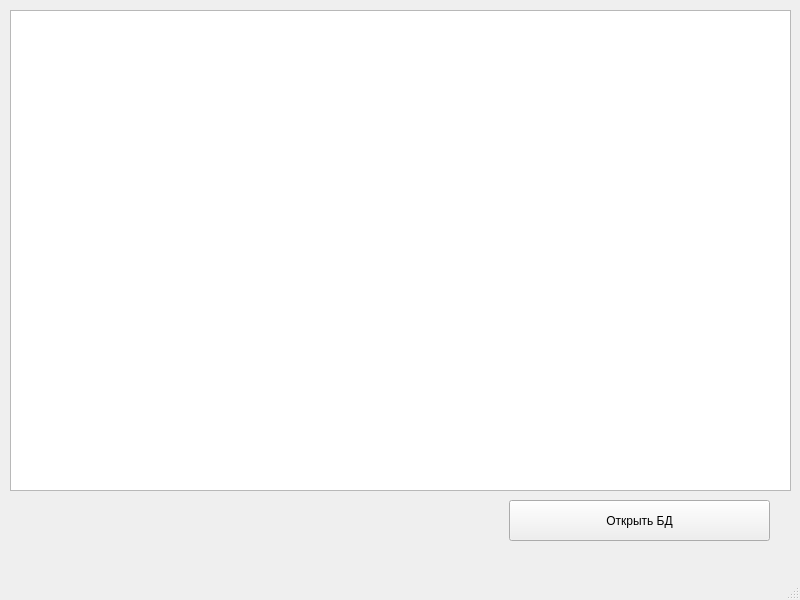
First picture: the form in mainwindow.ui, repository lzlaG/SQLITE_APP, before the edit.
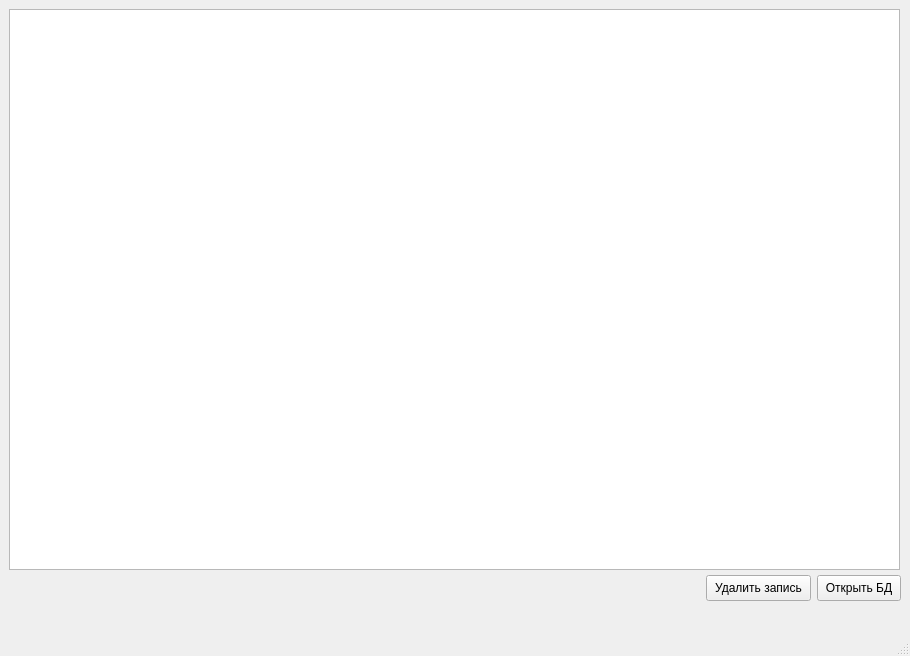
Second picture: the form after the edit.

Commit message: delete selected rows

The edit to the form file:
```diff
--- a/mainwindow.ui
+++ b/mainwindow.ui
@@ -6,8 +6,8 @@
    <rect>
     <x>0</x>
     <y>0</y>
-    <width>800</width>
-    <height>600</height>
+    <width>910</width>
+    <height>656</height>
    </rect>
   </property>
   <property name="windowTitle">
@@ -17,10 +17,10 @@
    <widget class="QPushButton" name="pushButton">
     <property name="geometry">
      <rect>
-      <x>509</x>
-      <y>500</y>
-      <width>261</width>
-      <height>41</height>
+      <x>817</x>
+      <y>575</y>
+      <width>84</width>
+      <height>26</height>
      </rect>
     </property>
     <property name="text">
@@ -30,13 +30,26 @@
    <widget class="QTableView" name="tableView">
     <property name="geometry">
      <rect>
-      <x>10</x>
-      <y>10</y>
-      <width>781</width>
-      <height>481</height>
+      <x>9</x>
+      <y>9</y>
+      <width>891</width>
+      <height>561</height>
      </rect>
     </property>
    </widget>
+   <widget class="QPushButton" name="pushButton_2">
+    <property name="geometry">
+     <rect>
+      <x>706</x>
+      <y>575</y>
+      <width>105</width>
+      <height>26</height>
+     </rect>
+    </property>
+    <property name="text">
+     <string>Удалить запись</string>
+    </property>
+   </widget>
   </widget>
   <widget class="QMenuBar" name="menubar">
    <property name="geometry">
```
Left out of the diff: 2 changed lines with no effect on the pictures. The commit also changes 2 other files.
